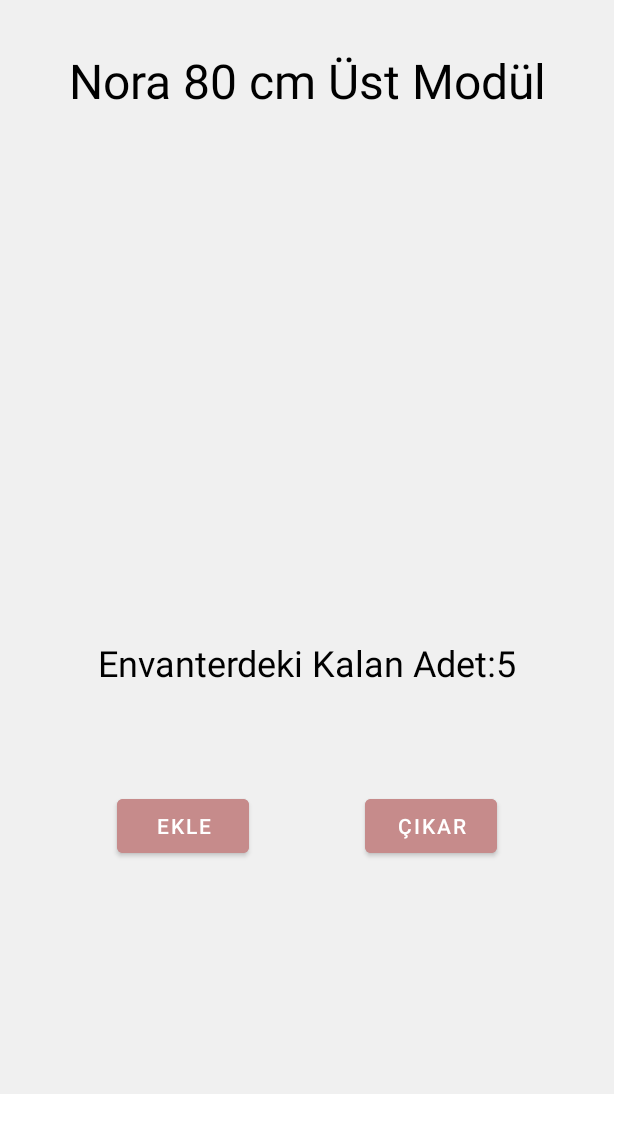
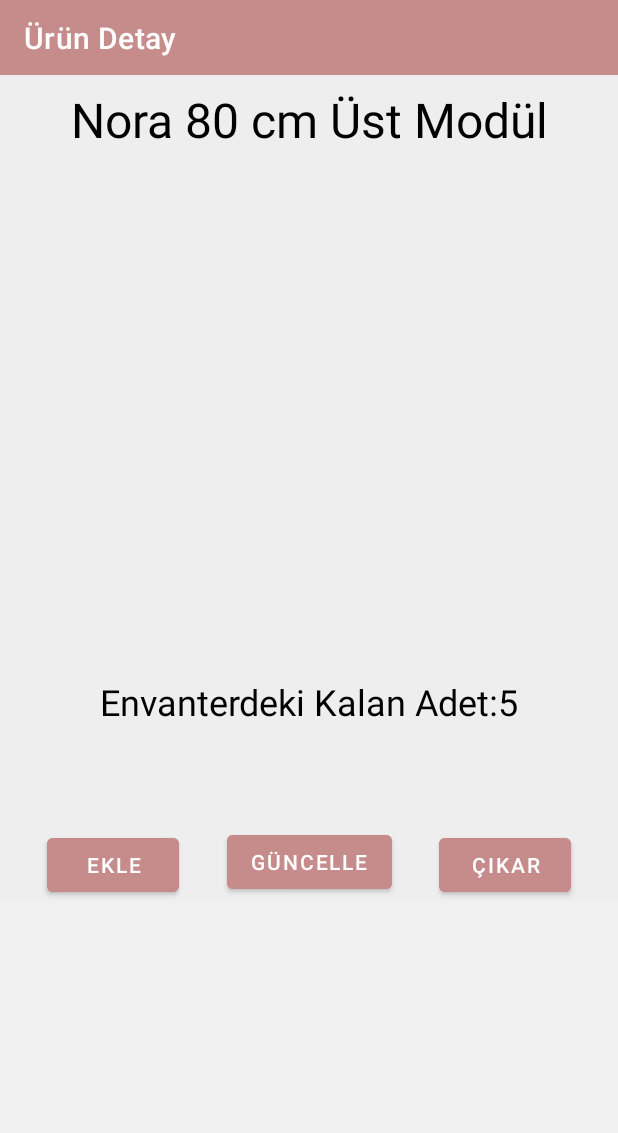
Before and after one commit to hakanoguz33/BrainStoragev3, an Android app: the fragment productPageFragment placed in its activity, on a phone screen of 412 x 824 dp. Shown: the top 1133 px of the screen. Run offline under Robolectric (Android 15) with nearby library versions, the phone set to English and light mode, and no system bars; 1 statement that could not run was skipped.

Commit message:
bugs fixed.

```diff
--- a/app/build.gradle
+++ b/app/build.gradle
@@ -44,9 +44,9 @@ dependencies {
     implementation 'androidx.legacy:legacy-support-v4:1.0.0'
     implementation 'androidx.navigation:navigation-fragment-ktx:2.4.2'
     implementation 'androidx.navigation:navigation-ui-ktx:2.4.2'
-    implementation 'androidx.lifecycle:lifecycle-livedata-ktx:2.4.1'
-    implementation 'androidx.lifecycle:lifecycle-viewmodel-ktx:2.4.1'
     testImplementation 'junit:junit:4.13.2'
     androidTestImplementation 'androidx.test.ext:junit:1.1.3'
     androidTestImplementation 'androidx.test.espresso:espresso-core:3.4.0'
+    implementation "androidx.lifecycle:lifecycle-viewmodel-ktx:2.4.1"
+    implementation "androidx.lifecycle:lifecycle-livedata-ktx:2.4.1"
 }
--- a/app/src/main/java/com/hakanoguz33/brainstoragev3/db/urunDBdao.kt
+++ b/app/src/main/java/com/hakanoguz33/brainstoragev3/db/urunDBdao.kt
@@ -50,6 +50,10 @@ class urunDBdao() {
     }
     fun envanterAzalt(vt:brainStorageDb,sayi:Int,urunId: Int){
         val db= vt.writableDatabase
-        db?.execSQL("UPDATE urun SET envanter_sayisi = envanter_sayisi-$sayi WHERE id = $urunId")
+        db?.execSQL("UPDATE urun SET envanter_sayisi = envanter_sayisi-$sayi WHERE id = $urunId AND envater_sayisi>=$sayi")
+    }
+    fun envanterGuncelle(vt:brainStorageDb,sayi:Int,urunId: Int){
+        val db= vt.writableDatabase
+        db?.execSQL("UPDATE urun SET envanter_sayisi = $sayi WHERE id = $urunId")
     }
 }
--- a/app/src/main/java/com/hakanoguz33/brainstoragev3/views/MainActivity.kt
+++ b/app/src/main/java/com/hakanoguz33/brainstoragev3/views/MainActivity.kt
@@ -9,7 +9,6 @@ class MainActivity : AppCompatActivity() {
     override fun onCreate(savedInstanceState: Bundle?) {
         super.onCreate(savedInstanceState)
         setContentView(R.layout.activity_main)
-
         try {
             veriTabaniKopyala()
 
--- a/app/src/main/java/com/hakanoguz33/brainstoragev3/views/categoryPageFragment.kt
+++ b/app/src/main/java/com/hakanoguz33/brainstoragev3/views/categoryPageFragment.kt
@@ -5,6 +5,7 @@ import androidx.fragment.app.Fragment
 import android.view.LayoutInflater
 import android.view.View
 import android.view.ViewGroup
+import androidx.appcompat.app.AppCompatActivity
 import androidx.recyclerview.widget.LinearLayoutManager
 import com.hakanoguz33.brainstoragev3.R
 import com.hakanoguz33.brainstoragev3.adapter.categoryRV
@@ -33,8 +34,5 @@ class categoryPageFragment : Fragment() {
         val adapter = activity?.let { categoryRV(it.applicationContext,kategoriList) }
         categoryPageRecyclerView.adapter = adapter
         categoryToolbar.title = "Kategoriler"
-        categoryToolbar.setTitleTextColor(resources.getColor(R.color.white))
-
-
     }
 }
--- a/app/src/main/java/com/hakanoguz33/brainstoragev3/views/productCategoryFragment.kt
+++ b/app/src/main/java/com/hakanoguz33/brainstoragev3/views/productCategoryFragment.kt
@@ -33,5 +33,6 @@ class productCategoryFragment : Fragment() {
         val adapter=activity?.let { productCategoryAdapter(it.applicationContext,urunList) }
         productCategoryRV.layoutManager = LinearLayoutManager(context)
         productCategoryRV.adapter = adapter
+        productCategoryToolbar.title = "Ürünler"
     }
 }
--- a/app/src/main/res/layout/activity_main.xml
+++ b/app/src/main/res/layout/activity_main.xml
@@ -9,10 +9,12 @@
     <androidx.fragment.app.FragmentContainerView
         android:id="@+id/fragmentContainerView"
         android:name="androidx.navigation.fragment.NavHostFragment"
-        android:layout_width="409dp"
-        android:layout_height="729dp"
+        android:layout_width="0dp"
+        android:layout_height="0dp"
         app:defaultNavHost="true"
-        app:navGraph="@navigation/main_activity_navigation"
-        tools:layout_editor_absoluteX="1dp"
-        tools:layout_editor_absoluteY="1dp" />
+        app:layout_constraintBottom_toBottomOf="parent"
+        app:layout_constraintEnd_toEndOf="parent"
+        app:layout_constraintStart_toStartOf="parent"
+        app:layout_constraintTop_toTopOf="parent"
+        app:navGraph="@navigation/main_activity_navigation" />
 </androidx.constraintlayout.widget.ConstraintLayout>
--- a/app/src/main/res/layout/fragment_category_page.xml
+++ b/app/src/main/res/layout/fragment_category_page.xml
@@ -15,13 +15,13 @@
         android:theme="?attr/actionBarTheme"
         app:layout_constraintEnd_toEndOf="parent"
         app:layout_constraintStart_toStartOf="parent"
-        app:layout_constraintTop_toTopOf="parent" />
+        app:layout_constraintTop_toTopOf="parent"
+        app:titleTextColor="@color/white" />
 
     <androidx.recyclerview.widget.RecyclerView
         android:id="@+id/categoryPageRecyclerView"
         android:layout_width="0dp"
         android:layout_height="0dp"
-        android:layout_marginTop="8dp"
         app:layout_constraintBottom_toBottomOf="parent"
         app:layout_constraintEnd_toEndOf="parent"
         app:layout_constraintStart_toStartOf="parent"
--- a/app/src/main/res/layout/fragment_product_page.xml
+++ b/app/src/main/res/layout/fragment_product_page.xml
@@ -1,11 +1,34 @@
 <?xml version="1.0" encoding="utf-8"?>
-<androidx.constraintlayout.widget.ConstraintLayout xmlns:android="http://schemas.android.com/apk/res/android"
+<LinearLayout xmlns:android="http://schemas.android.com/apk/res/android"
     xmlns:app="http://schemas.android.com/apk/res-auto"
     xmlns:tools="http://schemas.android.com/tools"
     android:layout_width="match_parent"
+    android:layout_height="match_parent">
+
+    <ScrollView
+        android:layout_width="match_parent"
         android:layout_height="match_parent"
-    tools:context=".views.productPageFragment"
         android:background="@color/brainTheme">
+
+        <androidx.constraintlayout.widget.ConstraintLayout
+            android:layout_width="match_parent"
+            android:layout_height="match_parent"
+            android:background="@color/brainTheme"
+            tools:context=".views.productPageFragment">
+
+            <androidx.appcompat.widget.Toolbar
+                android:id="@+id/productPageToolbar"
+                android:layout_width="match_parent"
+                android:layout_height="50dp"
+                android:layout_weight="1"
+                android:background="@color/buttonColor"
+                android:minHeight="?attr/actionBarSize"
+                android:theme="?attr/actionBarTheme"
+                app:layout_constraintEnd_toEndOf="parent"
+                app:layout_constraintStart_toStartOf="parent"
+                app:layout_constraintTop_toTopOf="parent"
+                app:subtitleTextColor="@color/white"
+                app:titleTextColor="@color/white" />
 
             <ImageView
                 android:id="@+id/productPageImageView"
@@ -23,30 +46,30 @@
                 android:layout_width="wrap_content"
                 android:layout_height="wrap_content"
                 android:layout_marginTop="64dp"
+                android:backgroundTint="@color/buttonColor"
                 android:text="Ekle"
-        app:layout_constraintEnd_toStartOf="@+id/cikarButton"
+                app:layout_constraintEnd_toStartOf="@+id/miktarGuncelleButton"
                 app:layout_constraintHorizontal_bias="0.5"
                 app:layout_constraintStart_toStartOf="parent"
-        app:layout_constraintTop_toBottomOf="@+id/productPageUrunSayiTextView"
-        android:backgroundTint="@color/buttonColor"/>
+                app:layout_constraintTop_toBottomOf="@+id/productPageUrunSayiTextView" />
 
             <Button
-        android:backgroundTint="@color/buttonColor"
                 android:id="@+id/cikarButton"
                 android:layout_width="wrap_content"
                 android:layout_height="wrap_content"
                 android:layout_marginTop="64dp"
+                android:backgroundTint="@color/buttonColor"
                 android:text="Çıkar"
                 app:layout_constraintEnd_toEndOf="parent"
                 app:layout_constraintHorizontal_bias="0.5"
-        app:layout_constraintStart_toEndOf="@+id/ekleButton"
+                app:layout_constraintStart_toEndOf="@+id/miktarGuncelleButton"
                 app:layout_constraintTop_toBottomOf="@+id/productPageUrunSayiTextView" />
 
             <TextView
                 android:id="@+id/productPageUrunAdiTextView"
                 android:layout_width="361dp"
                 android:layout_height="41dp"
-        android:layout_marginTop="32dp"
+                android:layout_marginTop="8dp"
                 android:layout_marginBottom="32dp"
                 android:gravity="center"
                 android:text="TextView"
@@ -56,7 +79,7 @@
                 app:layout_constraintEnd_toEndOf="parent"
                 app:layout_constraintHorizontal_bias="0.5"
                 app:layout_constraintStart_toStartOf="parent"
-        app:layout_constraintTop_toTopOf="parent" />
+                app:layout_constraintTop_toBottomOf="@+id/productPageToolbar" />
 
             <TextView
                 android:id="@+id/productPageUrunSayiTextView"
@@ -70,4 +93,19 @@
                 app:layout_constraintEnd_toEndOf="parent"
                 app:layout_constraintStart_toStartOf="parent"
                 app:layout_constraintTop_toBottomOf="@+id/productPageImageView" />
+
+            <Button
+                android:id="@+id/miktarGuncelleButton"
+                android:layout_width="wrap_content"
+                android:layout_height="wrap_content"
+                android:layout_marginTop="62dp"
+                android:backgroundTint="@color/buttonColor"
+                android:text="Güncelle"
+                app:layout_constraintEnd_toStartOf="@+id/cikarButton"
+                app:layout_constraintHorizontal_bias="0.5"
+                app:layout_constraintStart_toEndOf="@+id/ekleButton"
+                app:layout_constraintTop_toBottomOf="@+id/productPageUrunSayiTextView" />
         </androidx.constraintlayout.widget.ConstraintLayout>
+    </ScrollView>
+
+</LinearLayout>
```
Also changed, not shown: app/src/main/java/com/hakanoguz33/brainstoragev3/views/productPageFragment.kt (+27 -2 lines), app/src/main/res/layout/fragment_home_page.xml (+16 -6 lines), app/src/main/res/layout/fragment_product_category.xml (+15 -1 lines), app/src/main/res/layout/satir_card_view.xml (+3 -5 lines), app/src/main/res/menu/search_menu.xml (added, +11 -0 lines). Lines whose indentation alone changed are shown as unchanged.
